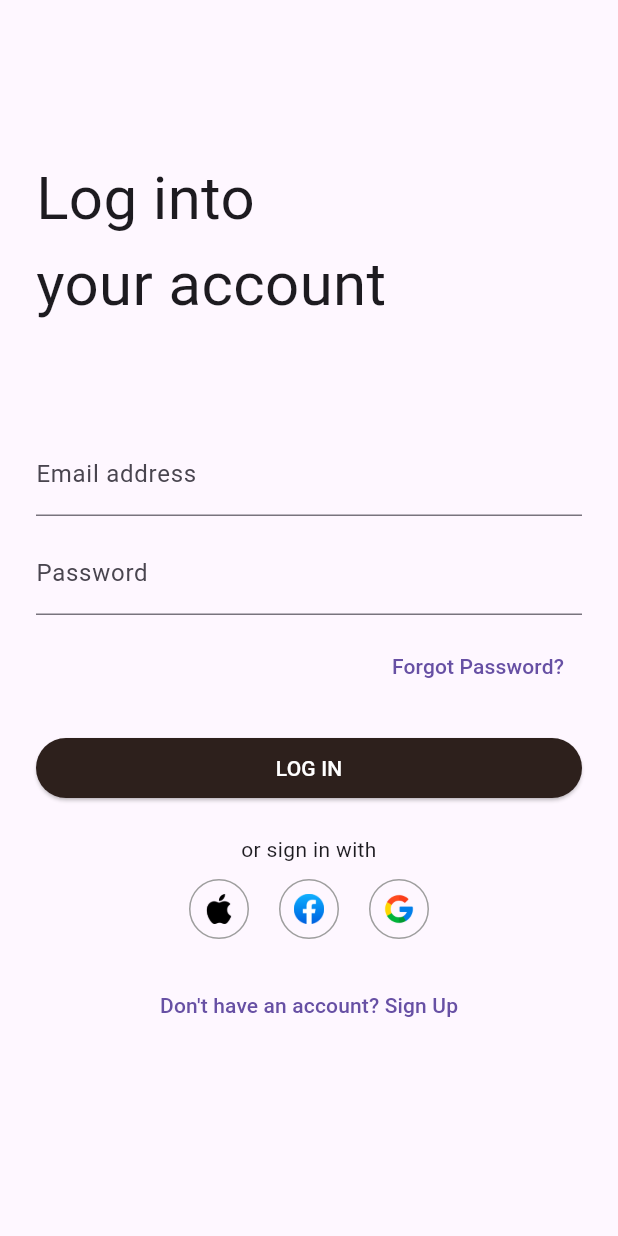
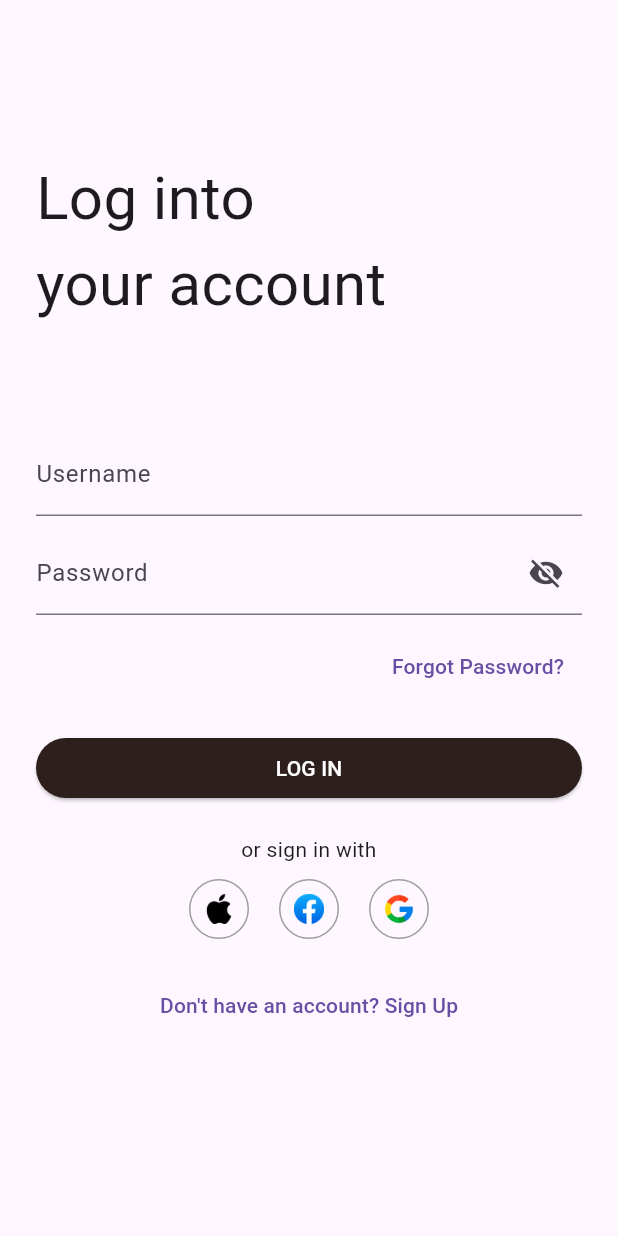
Before and after one commit to theminecr123/project1, a Flutter app: the LoginPage screen opened directly, on a phone screen of 412 x 824 dp. Run offline on Flutter 3.47's test engine with Material 3 defaults, Android fonts, the phone set to English and light mode, and no system bars; our stand-ins replace get, shared_preferences, smooth_page_indicator; accounts and stored records are empty; network calls fail.

Commit message:
auth fetching api

```diff
--- a/lib/auth/login_page.dart
+++ b/lib/auth/login_page.dart
@@ -1,14 +1,15 @@
 import 'package:flutter/material.dart';
 import 'package:get/get.dart';
 import 'package:project1/controllers/auth_controller.dart';
-
 
 class LoginPage extends StatelessWidget {
   LoginPage({super.key});
 
   final AuthController _authController = Get.put(AuthController());
-  final TextEditingController emailController = TextEditingController();
+  final TextEditingController username = TextEditingController();
   final TextEditingController passwordController = TextEditingController();
+  // State variable for password visibility
+  final RxBool _isPasswordVisible = false.obs; // Use Rx to reactively update the UI
 
   @override
   Widget build(BuildContext context) {
@@ -32,15 +33,25 @@ class LoginPage extends StatelessWidget {
             ),
             const SizedBox(height: 20),
             TextField(
-              controller: emailController,
-              decoration: const InputDecoration(labelText: "Email address"),
+              controller: username,
+              decoration: const InputDecoration(labelText: "Username"),
             ),
             const SizedBox(height: 10),
-            TextField(
-              controller: passwordController,
-              decoration: const InputDecoration(labelText: "Password"),
-              obscureText: true,
-            ),
+            Obx(() => TextField(
+                  controller: passwordController,
+                  decoration: InputDecoration(
+                    labelText: "Password",
+                    suffixIcon: IconButton(
+                      icon: Icon(
+                        _isPasswordVisible.value ? Icons.visibility : Icons.visibility_off,
+                      ),
+                      onPressed: () {
+                        _isPasswordVisible.value = !_isPasswordVisible.value;
+                      },
+                    ),
+                  ),
+                  obscureText: !_isPasswordVisible.value,
+                )),
             const SizedBox(height: 10),
             Align(
               alignment: Alignment.centerRight,
@@ -54,9 +65,7 @@ class LoginPage extends StatelessWidget {
             const SizedBox(height: 20),
             ElevatedButton(
               onPressed: () {
-
-                  _authController.login(emailController.text.trim(), passwordController.text.trim());
-
+                _authController.login(username.text.trim(), passwordController.text.trim());
               },
               style: ElevatedButton.styleFrom(
                 backgroundColor: const Color.fromRGBO(45, 32, 28, 1),
--- a/lib/main.dart
+++ b/lib/main.dart
@@ -1,4 +1,3 @@
-import 'package:firebase_core/firebase_core.dart';
 import 'package:flutter/material.dart';
 import 'package:project1/auth/login_page.dart';
 import 'package:project1/intro_pages/onboarding_page.dart';
@@ -10,8 +9,6 @@ import 'home_page.dart';
 void main() async {
   WidgetsFlutterBinding.ensureInitialized();
   Get.put(PreferencesController());
-  WidgetsFlutterBinding.ensureInitialized();
-  await Firebase.initializeApp();
 
   runApp(const MyApp());
 }
--- a/pubspec.yaml
+++ b/pubspec.yaml
@@ -40,8 +40,6 @@ dependencies:
   # The following adds the Cupertino Icons font to your application.
   # Use with the CupertinoIcons class for iOS style icons.
   cupertino_icons: ^1.0.8
-  firebase_core: ^3.6.0
-  firebase_auth: ^5.3.1
 
 dev_dependencies:
   flutter_test:
```
Also changed, not shown: lib/controllers/auth_controller.dart (+59 -24 lines), lib/controllers/product_controller.dart (+25 -16 lines), lib/home_page.dart (+28 -11 lines), firebase.json (deleted), lib/firebase_options.dart (deleted), pubspec.lock, 3 other files.
